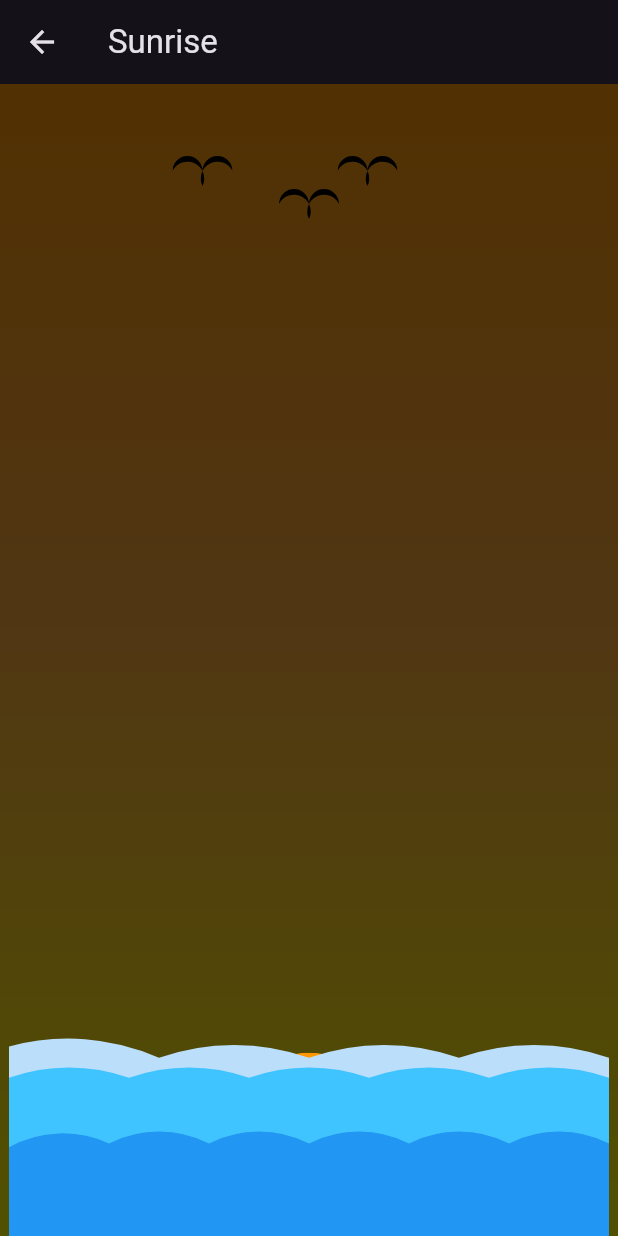
After one commit to AyanDas-99/Flutter-animations, a Flutter app: the Practice1 screen opened by its route, on a phone screen of 412 x 824 dp. The commit adds this screen. Run offline on Flutter 3.47's test engine with Material 2 defaults, Android fonts, the phone set to English and light mode, and no system bars.

Commit message:
practice 1: sunrise - completed

```diff
--- /dev/null
+++ b/lib/Screens/practice1.dart
@@ -0,0 +1,278 @@
+// ignore_for_file: public_member_api_docs, sort_constructors_first
+
+import 'package:flutter/material.dart';
+
+class Practice1 extends StatefulWidget {
+  const Practice1({super.key});
+
+  @override
+  State<Practice1> createState() => _Practice1State();
+}
+
+class _Practice1State extends State<Practice1> with TickerProviderStateMixin {
+  late AnimationController _birdController;
+  late Animation _birdAnimation;
+
+  late AnimationController _wave1Controller;
+  late AnimationController _wave2Controller;
+  late AnimationController _wave3Controller;
+
+  late Animation _wave1Animation;
+  late Animation _wave2Animation;
+  late Animation _wave3Animation;
+
+  @override
+  void initState() {
+    // Animation Controllers
+    _wave1Controller =
+        AnimationController(vsync: this, duration: const Duration(seconds: 1));
+    _wave2Controller =
+        AnimationController(vsync: this, duration: const Duration(seconds: 2));
+    _wave3Controller =
+        AnimationController(vsync: this, duration: const Duration(seconds: 3));
+
+    // Animations
+    _wave1Animation =
+        Tween<double>(begin: 70, end: 90).animate(_wave1Controller);
+    _wave2Animation =
+        Tween<double>(begin: 0, end: 10).animate(_wave2Controller);
+    _wave3Animation =
+        Tween<double>(begin: 0, end: 10).animate(_wave3Controller);
+
+    // Listeners
+    _wave1Controller.addStatusListener((status) {
+      if (status == AnimationStatus.completed) {
+        _wave1Controller.reverse();
+      }
+      if (status == AnimationStatus.dismissed) {
+        _wave1Controller.forward();
+      }
+    });
+
+    _wave2Controller.addStatusListener((status) {
+      if (status == AnimationStatus.completed) {
+        _wave2Controller.reverse();
+      }
+      if (status == AnimationStatus.dismissed) {
+        _wave2Controller.forward();
+      }
+    });
+
+    _wave3Controller.addStatusListener((status) {
+      if (status == AnimationStatus.completed) {
+        _wave3Controller.reverse();
+      }
+      if (status == AnimationStatus.dismissed) {
+        _wave3Controller.forward();
+      }
+    });
+
+    _birdController = AnimationController(
+      vsync: this,
+      duration: Duration(seconds: 1),
+    );
+
+    _birdAnimation = Tween<double>(begin: 0, end: 10).animate(_birdController);
+
+    _birdController.addStatusListener((status) {
+      if (status == AnimationStatus.completed) {
+        _birdController.reverse();
+      }
+      if (status == AnimationStatus.dismissed) {
+        _birdController.forward();
+      }
+    });
+
+    super.initState();
+  }
+
+  @override
+  void dispose() {
+    _birdController.dispose();
+    _wave1Controller.dispose();
+    _wave2Controller.dispose();
+    _wave3Controller.dispose();
+    super.dispose();
+  }
+
+  @override
+  Widget build(BuildContext context) {
+    _birdController.forward();
+    _wave3Controller.forward();
+    _wave2Controller.forward();
+    _wave1Controller.forward();
+    return TweenAnimationBuilder(
+      tween: ColorTween(begin: Colors.black, end: Colors.transparent),
+      duration: const Duration(seconds: 6),
+      builder: (context, value, child) => Container(
+        decoration: const BoxDecoration(
+            gradient: LinearGradient(colors: [
+          Colors.yellowAccent,
+          Colors.orangeAccent,
+          Colors.orange
+        ], begin: Alignment.bottomCenter, end: Alignment.topCenter)),
+        child: Scaffold(
+          backgroundColor: value,
+          appBar: AppBar(
+            title: const Text("Sunrise"),
+          ),
+          body: Column(
+            mainAxisAlignment: MainAxisAlignment.start,
+            children: [
+              const SizedBox(
+                height: 50,
+              ),
+              Row(
+                children: [
+                  const SizedBox(
+                    width: 115,
+                  ),
+                  AnimatedBuilder(
+                    animation: _birdController,
+                    builder: (context, child) => Transform.translate(
+                        offset: Offset(0, -_birdAnimation.value),
+                        child: const Bird()),
+                  ),
+                  const SizedBox(
+                    width: 70,
+                  ),
+                  AnimatedBuilder(
+                    animation: _birdController,
+                    builder: (context, child) => Transform.translate(
+                        offset: Offset(0, -_birdAnimation.value),
+                        child: const Bird()),
+                  ),
+                ],
+              ),
+              const Bird(),
+              Expanded(child: Container()),
+              Stack(
+                alignment: Alignment.bottomCenter,
+                children: [
+                  TweenAnimationBuilder(
+                      tween: Tween<double>(begin: 0, end: 70),
+                      duration: const Duration(seconds: 6),
+                      builder: (context, value, child) => Transform.translate(
+                          offset: Offset(0, -value), child: const Sun())),
+                  AnimatedBuilder(
+                    animation: _wave3Controller,
+                    builder: (context, child) => Transform.translate(
+                      offset: Offset(0, -_wave3Animation.value),
+                      child: ClipPath(
+                          clipper: WaveClipper(waves: 4),
+                          child: Container(
+                            width: 400,
+                            height: 150,
+                            color: Colors.blue[100],
+                          )),
+                    ),
+                  ),
+                  AnimatedBuilder(
+                    animation: _wave2Controller,
+                    builder: (context, child) => Transform.translate(
+                      offset: Offset(0, -_wave2Animation.value),
+                      child: ClipPath(
+                        clipper: WaveClipper(waves: 5),
+                        child: Container(
+                          width: 400,
+                          height: 120,
+                          color: Colors.lightBlueAccent,
+                        ),
+                      ),
+                    ),
+                  ),
+                  AnimatedBuilder(
+                    animation: _wave1Controller,
+                    builder: (context, child) => ClipPath(
+                      clipper: WaveClipper(waves: 6),
+                      child: Container(
+                        width: 400,
+                        height: _wave1Animation.value,
+                        color: Colors.blue,
+                      ),
+                    ),
+                  ),
+                ],
+              )
+            ],
+          ),
+        ),
+      ),
+    );
+  }
+}
+
+class BirdClipper extends CustomClipper<Path> {
+  @override
+  Path getClip(Size size) {
+    Path path = Path();
+    path.moveTo(0, size.height / 2);
+    path.arcToPoint(Offset(size.width / 2, size.height / 2),
+        radius: Radius.circular(size.height / 4));
+    path.arcToPoint(Offset(size.width, size.height / 2),
+        radius: Radius.circular(size.height / 4));
+    path.arcToPoint(Offset(size.width / 2, size.height),
+        clockwise: false, radius: Radius.circular(size.height / 6));
+    path.arcToPoint(Offset(0, size.height / 2),
+        clockwise: false, radius: Radius.circular(size.height / 6));
+    path.close();
+    return path;
+  }
+
+  @override
+  bool shouldReclip(covariant CustomClipper<Path> oldClipper) => true;
+}
+
+class WaveClipper extends CustomClipper<Path> {
+  final int waves;
+  WaveClipper({
+    required this.waves,
+  });
+
+  @override
+  getClip(Size size) {
+    Path path = Path();
+    path.moveTo(0, size.height / 5);
+    for (int i = 1; i < waves + 1; i++) {
+      path.arcToPoint(Offset(i * size.width / waves, size.height / waves),
+          radius: Radius.circular(size.height));
+    }
+    path.lineTo(size.width, size.height);
+    path.lineTo(0, size.height);
+    path.close();
+    return path;
+  }
+
+  @override
+  bool shouldReclip(covariant CustomClipper oldClipper) => true;
+}
+
+class Bird extends StatelessWidget {
+  const Bird({super.key});
+
+  @override
+  Widget build(BuildContext context) {
+    return ClipPath(
+      clipper: BirdClipper(),
+      child: Container(height: 20, width: 40, color: Colors.black),
+    );
+  }
+}
+
+class Sun extends StatelessWidget {
+  const Sun({super.key});
+
+  @override
+  Widget build(BuildContext context) {
+    return ClipPath(
+      child: Container(
+        height: 100,
+        width: 100,
+        decoration: BoxDecoration(
+            color: Colors.orange,
+            borderRadius:
+                BorderRadius.circular(MediaQuery.of(context).size.width / 2)),
+      ),
+    );
+  }
+}
--- a/lib/main.dart
+++ b/lib/main.dart
@@ -6,6 +6,7 @@ import 'package:animations/Screens/lecture3.dart';
 import 'package:animations/Screens/lecture4.dart';
 import 'package:animations/Screens/lecture5.dart';
 import 'package:animations/Screens/lecture6.dart';
+import 'package:animations/Screens/practice1.dart';
 import 'package:flutter/material.dart';
 
 import 'Screens/lecture1.dart';
@@ -41,6 +42,7 @@ class MyApp extends StatelessWidget {
         'lec4/': (context) => const Lecture4(title: "Hero Animation"),
         'lec5/': (context) => const Lecture5(title: "Implicit Animations"),
         'lec6/': (context) => const Lecture6(title: "TweenAnimationBuilder"),
+        'practice1/': (context) => const Practice1(),
       },
     );
   }
@@ -79,6 +81,7 @@ class _MyHomePageState extends State<MyHomePage> {
             Link(
                 link: 'lec6/',
                 title: 'TweenAnimationBuilder, ClipPath, CustomClipper'),
+            Link(link: 'practice1/', title: "Practice 1")
           ],
         ),
       ),
```
